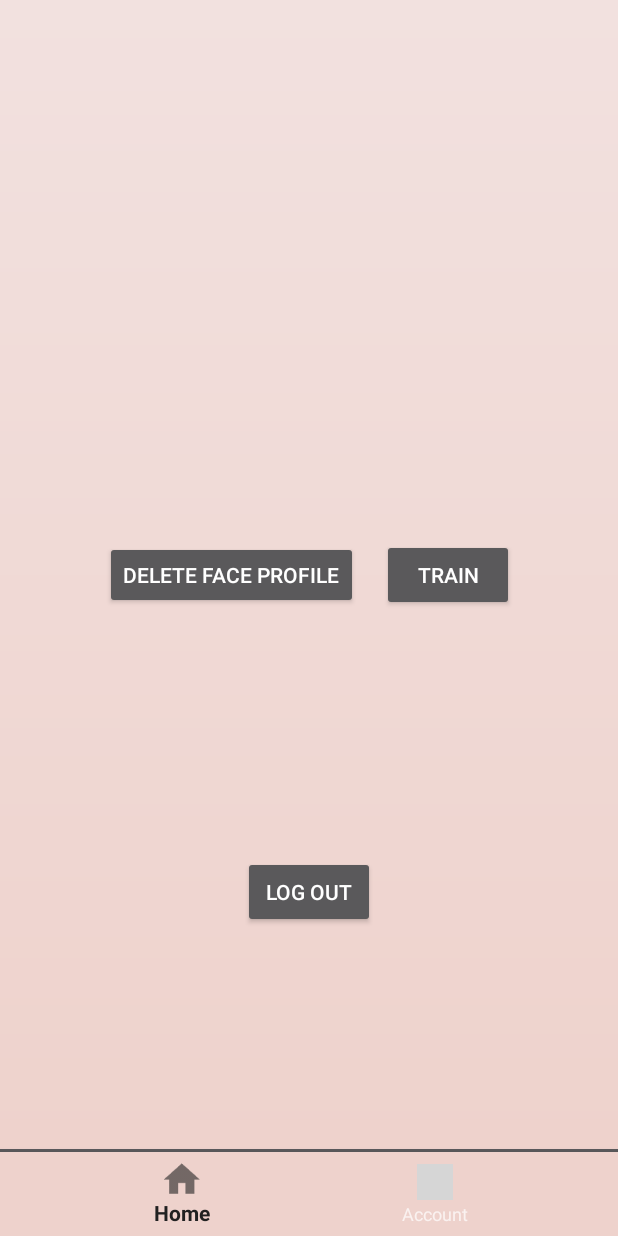
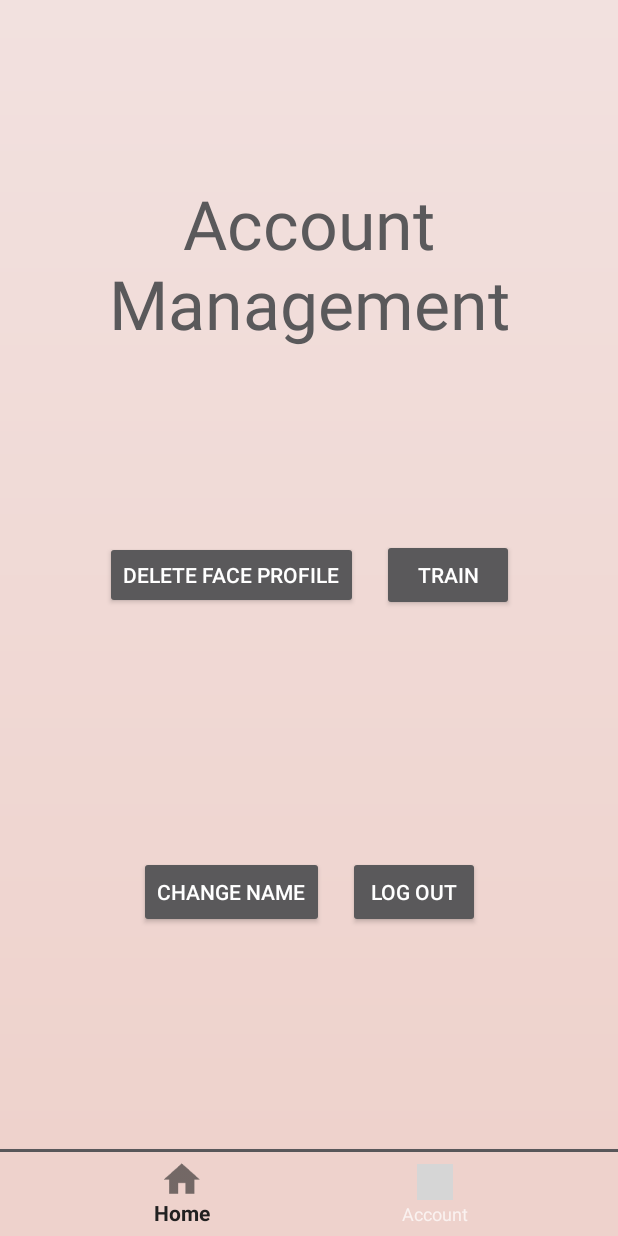
Before and after one commit to aberamseyer/RateMe, an Android app: the fragment AccountFragment placed in its activity, on a phone screen of 412 x 824 dp. Run offline under Robolectric (Android 15) with nearby library versions, the phone set to English and light mode, and no system bars; our stand-ins replace Firebase (no records; nobody signed in at launch, a user with empty details on screens opened directly); grey boxes are pictures that could not be loaded.

Commit message:
1. new account registration 2. bug fixes for new users with empty profiles

```diff
--- a/app/src/main/java/com/abe/jason/rateme/activity/ProfileFragment.java
+++ b/app/src/main/java/com/abe/jason/rateme/activity/AccountFragment.java
@@ -11,11 +11,11 @@ import android.widget.Toast;
 import com.abe.jason.rateme.R;
 import com.abe.jason.rateme.kairos.delete_face.DeleteFaceProfileRequest;
 
-public class ProfileFragment extends Fragment implements AsyncCallback {
+public class AccountFragment extends Fragment implements AsyncCallback {
     @Override
     public View onCreateView(LayoutInflater inflater, ViewGroup container, Bundle savedInstanceState) {
 
-        return inflater.inflate(R.layout.fragment_profile, container, false);
+        return inflater.inflate(R.layout.fragment_account, container, false);
     }
 
     @Override
@@ -40,7 +40,13 @@ public class ProfileFragment extends Fragment implements AsyncCallback {
         view.findViewById(R.id.btn_delete_face_profile).setOnClickListener(new View.OnClickListener() {
             @Override
             public void onClick(View v) {
-                new DeleteFaceProfileRequest(getContext(), ProfileFragment.this).execute();
+                new DeleteFaceProfileRequest(getContext(), AccountFragment.this).execute();
+            }
+        });
+        view.findViewById(R.id.btn_change_name).setOnClickListener(new View.OnClickListener() {
+            @Override
+            public void onClick(View view) {
+                startActivity(new Intent(getActivity(), RegistrationActivity.class).putExtra("method", "change"));
             }
         });
     }
--- a/app/src/main/java/com/abe/jason/rateme/activity/FaceTrackerActivity.java
+++ b/app/src/main/java/com/abe/jason/rateme/activity/FaceTrackerActivity.java
@@ -49,7 +49,6 @@ import com.google.firebase.database.DatabaseError;
 import com.google.firebase.database.ValueEventListener;
 
 import java.io.IOException;
-import java.net.DatagramSocketImpl;
 import java.util.Locale;
 
 /**
@@ -432,4 +431,9 @@ public final class FaceTrackerActivity extends AppCompatActivity {
         @Override
         public void deleteProfileResponse(String id) { }
     }
+
+    @Override
+    protected void onActivityResult(int requestCode, int resultCode, Intent intent) {
+        finish();
+    }
 }
--- a/app/src/main/java/com/abe/jason/rateme/activity/HomeFragment.java
+++ b/app/src/main/java/com/abe/jason/rateme/activity/HomeFragment.java
@@ -1,16 +1,15 @@
 package com.abe.jason.rateme.activity;
 
-import android.app.Activity;
 import android.app.Fragment;
 import android.content.Intent;
 import android.os.Bundle;
+import android.util.Log;
 import android.view.LayoutInflater;
 import android.view.View;
 import android.view.ViewGroup;
 import android.widget.ProgressBar;
 import android.widget.RatingBar;
 import android.widget.TextView;
-import android.widget.Toast;
 
 import com.abe.jason.rateme.R;
 import com.google.firebase.database.DataSnapshot;
@@ -21,9 +20,9 @@ import java.util.HashSet;
 import java.util.Locale;
 import java.util.Set;
 
-import javax.xml.datatype.Duration;
+public class HomeFragment extends Fragment {
+    private static final String TAG = "HomeFragment.java";
 
-public class HomeFragment extends Fragment {
     private Set<View> profileViews;
     private RatingBar mRatingBar;
     private TextView firstTwo;
@@ -57,7 +56,8 @@ public class HomeFragment extends Fragment {
         for(View currView : profileViews)
             currView.setVisibility(View.INVISIBLE);
 
-        updateState();
+        if(MainActivity.mFirebaseDatabase != null)
+            updateState();
 
         view.findViewById(R.id.btn_recognize).setOnClickListener(new View.OnClickListener() {
             @Override
@@ -70,7 +70,8 @@ public class HomeFragment extends Fragment {
     }
 
     public void updateState() {
-        MainActivity.mFirebaseDatabase.child("users").child(MainActivity.mFireBaseUserId).addListenerForSingleValueEvent(new ValueEventListener() { // reads the data once
+        // will update any time the user's rating is changed
+        MainActivity.mFirebaseDatabase.child("users").child(MainActivity.mFireBaseUserId).addValueEventListener(new ValueEventListener() {
             @Override
             public void onDataChange(DataSnapshot dataSnapshot) {
                 if(dataSnapshot.exists()) {
@@ -88,6 +89,9 @@ public class HomeFragment extends Fragment {
                         mProgressBar.setVisibility(View.GONE);
                     } catch (NumberFormatException e) { }
                 }
+                else {
+                    Log.d(TAG, "doesn't exist");
+                }
             }
             @Override
             public void onCancelled(DatabaseError databaseError) { }
--- a/app/src/main/java/com/abe/jason/rateme/activity/LoginActivity.java
+++ b/app/src/main/java/com/abe/jason/rateme/activity/LoginActivity.java
@@ -66,7 +66,7 @@ public class LoginActivity extends AppCompatActivity implements
                 boolean isFirstStart = getPrefs.getBoolean("firstStart", true);
 
                 //  If the activity has never started before...
-                if (/*true*/isFirstStart) { // todo change comment for development purposes
+                if (isFirstStart) { // todo change comment for development purposes
 
                     //  Launch app intro
                     final Intent i = new Intent(LoginActivity.this, Introduction.class);
--- a/app/src/main/java/com/abe/jason/rateme/activity/MainActivity.java
+++ b/app/src/main/java/com/abe/jason/rateme/activity/MainActivity.java
@@ -3,6 +3,7 @@ package com.abe.jason.rateme.activity;
 import android.app.Fragment;
 import android.app.FragmentManager;
 import android.app.FragmentTransaction;
+import android.content.Intent;
 import android.os.Bundle;
 import android.support.annotation.NonNull;
 import android.support.annotation.Nullable;
@@ -26,6 +27,8 @@ import com.google.firebase.database.DatabaseError;
 import com.google.firebase.database.DatabaseReference;
 import com.google.firebase.database.FirebaseDatabase;
 import com.google.firebase.database.ValueEventListener;
+
+import java.util.ArrayList;
 
 import okhttp3.OkHttpClient;
 
@@ -63,12 +66,16 @@ public class MainActivity extends AppCompatActivity {
             mFirebaseDatabase.child("users").child(mFireBaseUserId).addListenerForSingleValueEvent(new ValueEventListener() { // reads the data once
                 @Override
                 public void onDataChange(DataSnapshot dataSnapshot) {
+                    mFirebaseDatabase.child("users").child(mFireBaseUserId).child("active").setValue(true);
                     if(dataSnapshot.exists()) { // the very existence of this snapshot means the user has registered, we're good to go. mark them as active
-                        mFirebaseDatabase.child("users").child(mFireBaseUserId).child("active").setValue(true);
+
                     }
                     else {
-                        // TODO launch registration activity
-                        //startActivity(new Intent(MainActivity.this, RegistrationActivity.class));
+                        mFirebaseDatabase.child("users").child(mFireBaseUserId).child("active").setValue(true);
+                        mFirebaseDatabase.child("users").child(mFireBaseUserId).child("rating").setValue(0);
+                        mFirebaseDatabase.child("users").child(mFireBaseUserId).child("numberOfRatings").setValue(0);
+                        mFirebaseDatabase.child("users").child(mFireBaseUserId).child("ratings").setValue(new ArrayList<Double>(0));
+                        startActivity(new Intent(MainActivity.this, RegistrationActivity.class).putExtra("method", "new"));
                     }
                 }
 
@@ -153,7 +160,7 @@ public class MainActivity extends AppCompatActivity {
                 break;*/
             case R.id.action_account:
                 // Action to perform when Account Menu item is selected.
-                pushFragment(new ProfileFragment());
+                pushFragment(new AccountFragment());
                 break;
         }
     }
--- a/app/src/main/res/layout/fragment_profile.xml
+++ b/app/src/main/res/layout/fragment_account.xml
@@ -6,6 +6,19 @@
     android:layout_height="match_parent"
     android:background="@drawable/gradient_background"
     tools:context="com.abe.jason.rateme.activity.MainActivity">
+
+    <TextView
+        android:id="@+id/textView4"
+        android:layout_width="wrap_content"
+        android:layout_height="wrap_content"
+        android:text="@string/account_management"
+        android:textAlignment="center"
+        android:textAppearance="@android:style/TextAppearance.Material.Display2"
+        android:textColor="@color/textColor"
+        app:layout_constraintBottom_toTopOf="@id/linearLayout"
+        app:layout_constraintEnd_toEndOf="parent"
+        app:layout_constraintStart_toStartOf="parent"
+        app:layout_constraintTop_toTopOf="parent" />
 
     <LinearLayout
         android:id="@+id/linearLayout"
@@ -44,17 +57,30 @@
             android:text="@string/train" />
     </LinearLayout>
 
-    <Button
-        android:id="@+id/btn_logout"
+    <LinearLayout
         android:layout_width="wrap_content"
         android:layout_height="wrap_content"
-        android:layout_marginEnd="8dp"
-        android:layout_marginStart="8dp"
-        android:layout_marginTop="8dp"
-        android:text="@string/logout"
         app:layout_constraintBottom_toBottomOf="parent"
         app:layout_constraintEnd_toEndOf="parent"
         app:layout_constraintStart_toStartOf="parent"
-        app:layout_constraintTop_toBottomOf="@+id/linearLayout" />
+        app:layout_constraintTop_toBottomOf="@+id/linearLayout" >
+
+        <Button
+            android:id="@+id/btn_change_name"
+            android:layout_width="wrap_content"
+            android:layout_height="wrap_content"
+            android:layout_marginEnd="8dp"
+            android:layout_marginStart="8dp"
+            android:layout_marginTop="8dp"
+            android:text="@string/change_name"/>
+        <Button
+            android:id="@+id/btn_logout"
+            android:layout_width="wrap_content"
+            android:layout_height="wrap_content"
+            android:layout_marginEnd="8dp"
+            android:layout_marginStart="8dp"
+            android:layout_marginTop="8dp"
+            android:text="@string/logout"/>
+    </LinearLayout>
 
 </android.support.constraint.ConstraintLayout>
--- a/app/src/main/res/layout/info_overlay.xml
+++ b/app/src/main/res/layout/info_overlay.xml
@@ -1,7 +1,6 @@
 <?xml version="1.0" encoding="utf-8"?>
 <android.support.constraint.ConstraintLayout xmlns:android="http://schemas.android.com/apk/res/android"
     xmlns:app="http://schemas.android.com/apk/res-auto"
-    xmlns:tools="http://schemas.android.com/tools"
     android:id="@+id/infoOverlay"
     android:layout_width="wrap_content"
     android:layout_height="wrap_content"
@@ -13,7 +12,8 @@
         android:layout_width="wrap_content"
         android:layout_height="wrap_content"
         android:numStars="5"
-        android:stepSize="0.001"
+        android:stepSize="0.01"
+        android:secondaryProgressTint="@color/transparent"
         android:theme="@style/RatingBar"
         app:layout_constraintEnd_toEndOf="@+id/name"
         app:layout_constraintStart_toStartOf="@+id/name"
--- a/app/src/main/res/values/colors.xml
+++ b/app/src/main/res/values/colors.xml
@@ -11,4 +11,5 @@
     <color name='darker'>#f2cdc9</color>
     <color name="textColor">#5a595b</color>
     <color name="textTranslucent">#cbcbcd</color>
+    <color name="transparent">#00000000</color>
 </resources>
```
Also changed, not shown: app/src/main/AndroidManifest.xml (+7 -6 lines), app/src/main/java/com/abe/jason/rateme/activity/FaceGraphic.java (+7 -3 lines), app/src/main/java/com/abe/jason/rateme/activity/ProfileActivity.java (+20 -18 lines), app/src/main/java/com/abe/jason/rateme/activity/RegistrationActivity.java (added, +62 -0 lines), app/src/main/res/layout/activity_registration.xml (added, +95 -0 lines), app/src/main/res/layout/frament_home.xml (+16 -15 lines), app/src/main/res/layout/profile_view.xml (+3 -4 lines), app/src/main/res/values/strings.xml (+9 -1 lines).
